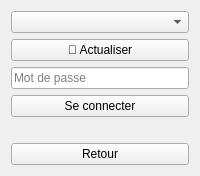
First picture: the form in WifiConfigDialog.ui, repository Eliasgnd/Eau-couper_by_AE, before the edit.
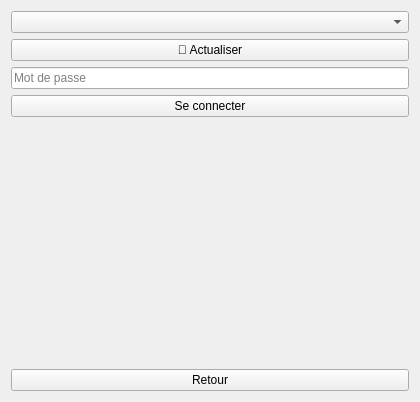
Second picture: the form after the edit.

The edit to the form file:
```diff
--- a/WifiConfigDialog.ui
+++ b/WifiConfigDialog.ui
@@ -2,6 +2,14 @@
 <ui version="4.0">
  <class>WifiConfigDialog</class>
  <widget class="QWidget" name="WifiConfigDialog">
+  <property name="geometry">
+   <rect>
+    <x>0</x>
+    <y>0</y>
+    <width>420</width>
+    <height>402</height>
+   </rect>
+  </property>
   <property name="windowTitle">
    <string>Configuration Wi-Fi</string>
   </property>
```
Left out of the diff: 2 changed lines with no effect on the pictures.
